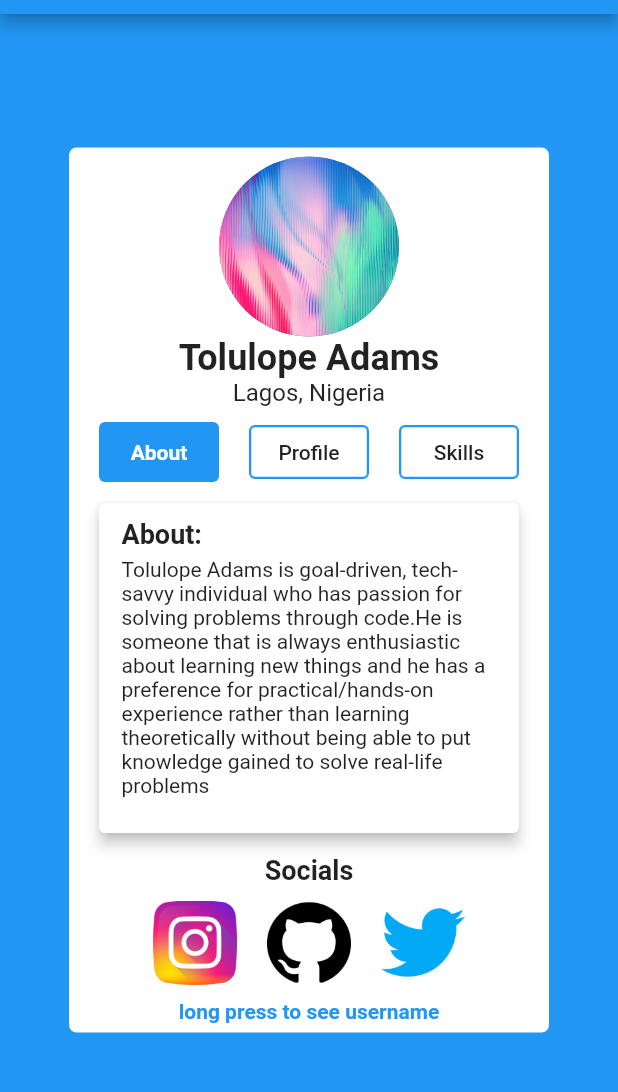
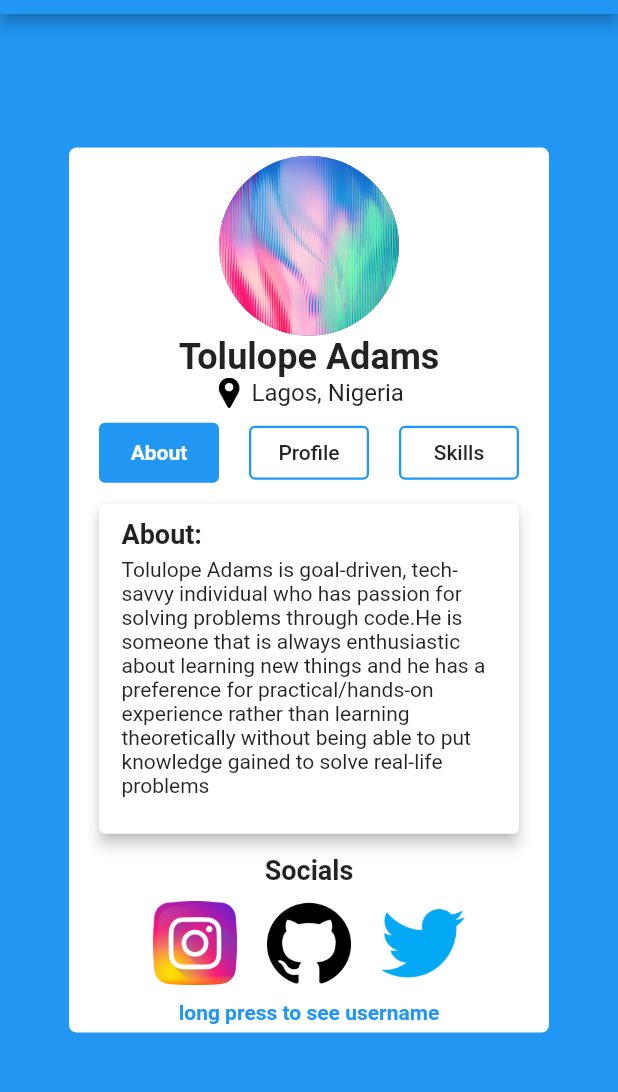
Before and after one commit to T0LUL0PE/flutter_portfolio_app, a Flutter app: the screen it shows after launch, on a phone screen of 412 x 824 dp, the part 70-1162 px from its top. Run offline on Flutter 3.47's test engine with Material 2 defaults, Android fonts, the phone set to English and light mode, and no system bars.

Commit message:
Third Commit

```diff
--- a/lib/main.dart
+++ b/lib/main.dart
@@ -53,11 +53,26 @@ class _MyHomePageState extends State<MyHomePage> {
                       fontSize: 24
                   )
               ),
-              Text('Lagos, Nigeria',
-                  style: TextStyle(
-                      fontWeight: FontWeight.normal,
-                      fontSize: 16
+              Row(
+                children: [
+                  Image(
+                    image: AssetImage('images/location.png'),
+                    height: 20,
+                    width: 20,
+                    color: Colors.black,
+                  ),
+                  Container(
+                    margin: EdgeInsets.only(left: 5),
+                    child: Text('Lagos, Nigeria',
+                        style: TextStyle(
+                          fontWeight: FontWeight.normal,
+                          fontSize: 16,
+                        )
+                    ),
                   )
+
+                ],
+                mainAxisAlignment: MainAxisAlignment.center,
               ),
               Row(
                 children: [
```
